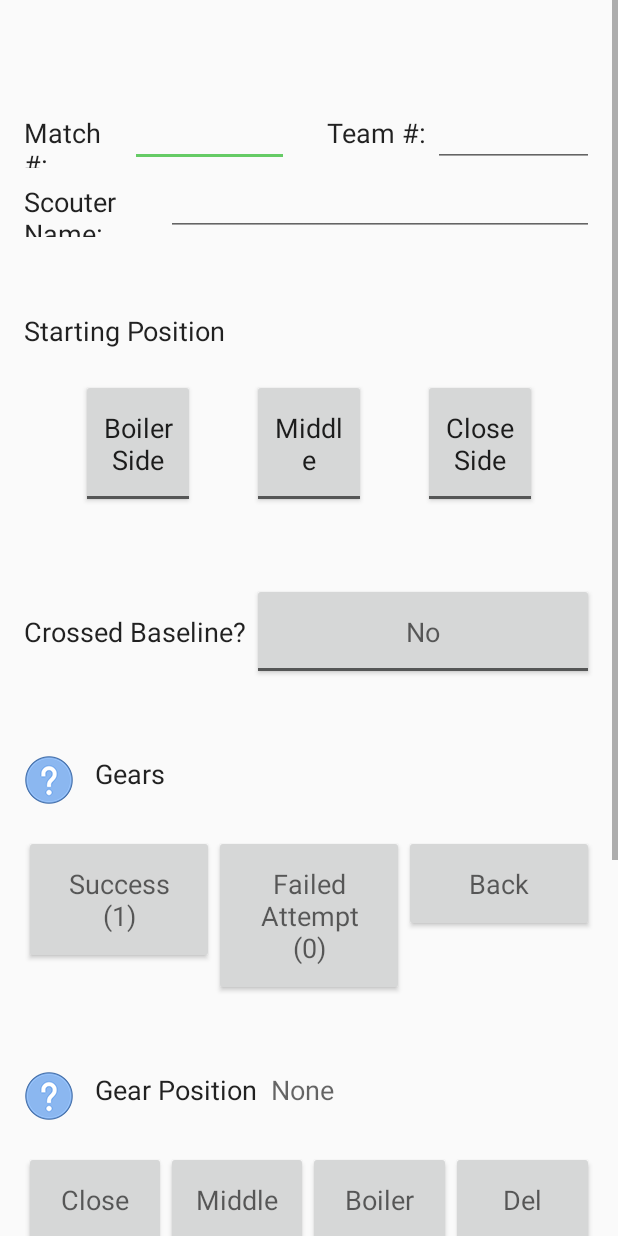
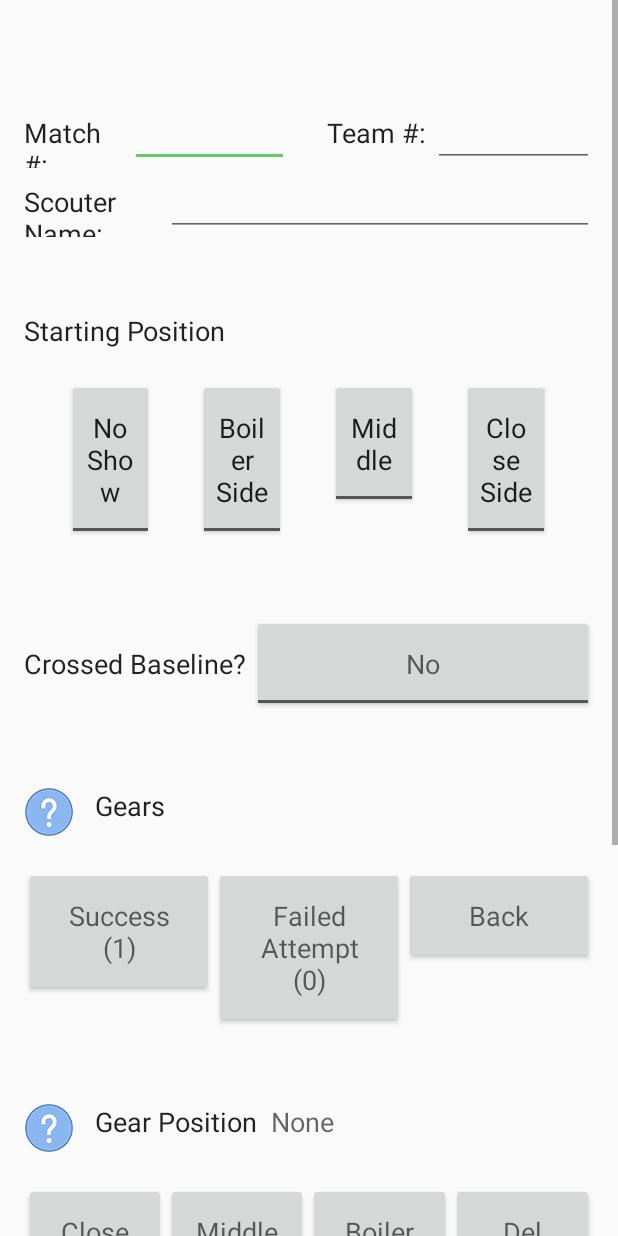
Before and after one commit to SaratogaMSET/ScoutingTakeThree-master, an Android app: the layout fragment_autonomous.xml on its own in the app's theme, with its tools: preview values and no code run, on a phone screen of 412 x 824 dp. Run offline under Robolectric (Android 15) with nearby library versions, the light colour scheme and no system bars.

Commit message:
Added no show choice and default selections

```diff
--- a/app/src/main/java/com/example/trishlapokharna/scoutingtakethree/Confirmation.java
+++ b/app/src/main/java/com/example/trishlapokharna/scoutingtakethree/Confirmation.java
@@ -192,7 +192,7 @@ public class Confirmation extends AppCompatActivity {
             if (!root.exists()) {
                 root.mkdirs(); // this will create folder.
             }
-            String text = "r2.txt";
+            String text = "b2.txt";
             File filepath = new File(root, text);  // file path to save
             FileWriter writer = new FileWriter(filepath, true);
 
--- a/app/src/main/res/layout/fragment_autonomous.xml
+++ b/app/src/main/res/layout/fragment_autonomous.xml
@@ -108,6 +108,24 @@
             android:id="@+id/positionToggleRow"
             android:layout_marginTop="20dp"
             android:layout_below="@+id/positionRow">
+
+            <Space
+                android:layout_width="0dp"
+                android:layout_weight=".1"
+                android:layout_height="wrap_content"
+                tools:targetApi="ice_cream_sandwich" />
+
+            <ToggleButton
+                android:layout_width="0dp"
+                android:layout_weight=".2"
+                android:layout_height="wrap_content"
+                android:paddingTop="20dp"
+                android:paddingBottom="20dp"
+                android:textAppearance="@android:style/TextAppearance.Medium"
+                android:textOff="No Show"
+                android:textOn="No Show"
+                android:text="New ToggleButton"
+                android:id="@+id/noShowToggle" />
 
             <Space
                 android:layout_width="0dp"
--- a/app/src/main/res/layout/fragment_post_match.xml
+++ b/app/src/main/res/layout/fragment_post_match.xml
@@ -172,7 +172,8 @@
                 android:textOff="No Attempt"
                 android:textOn="No Attempt"
                 android:text="New ToggleButton"
-                android:id="@+id/noTakeToggle" />
+                android:id="@+id/noTakeToggle"
+                android:checked="true"/>
             <Space
                 android:layout_width="0dp"
                 android:layout_weight=".1"
--- a/app/src/main/res/layout/fragment_teleop.xml
+++ b/app/src/main/res/layout/fragment_teleop.xml
@@ -60,7 +60,8 @@
                 android:textOff="None"
                 android:textOn="None"
                 android:text="New ToggleButton"
-                android:id="@+id/noneToggle" />
+                android:id="@+id/noneToggle"
+                android:checked="true"/>
 
 
             <ToggleButton
```
Also changed, not shown: app/src/main/java/com/example/trishlapokharna/scoutingtakethree/Autonomous.java (+10 -2 lines), app/src/main/java/com/example/trishlapokharna/scoutingtakethree/PostMatch.java (+52 -23 lines), app/src/main/java/com/example/trishlapokharna/scoutingtakethree/Teleop.java (+19 -30 lines).
